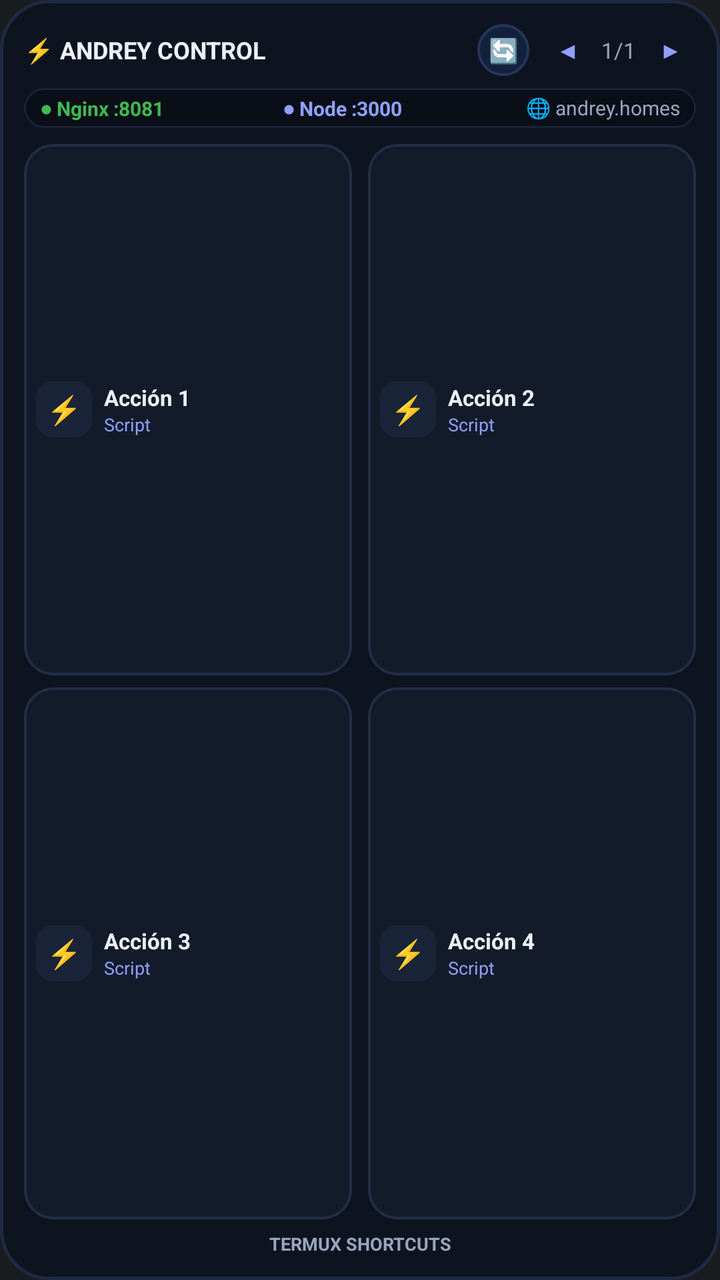
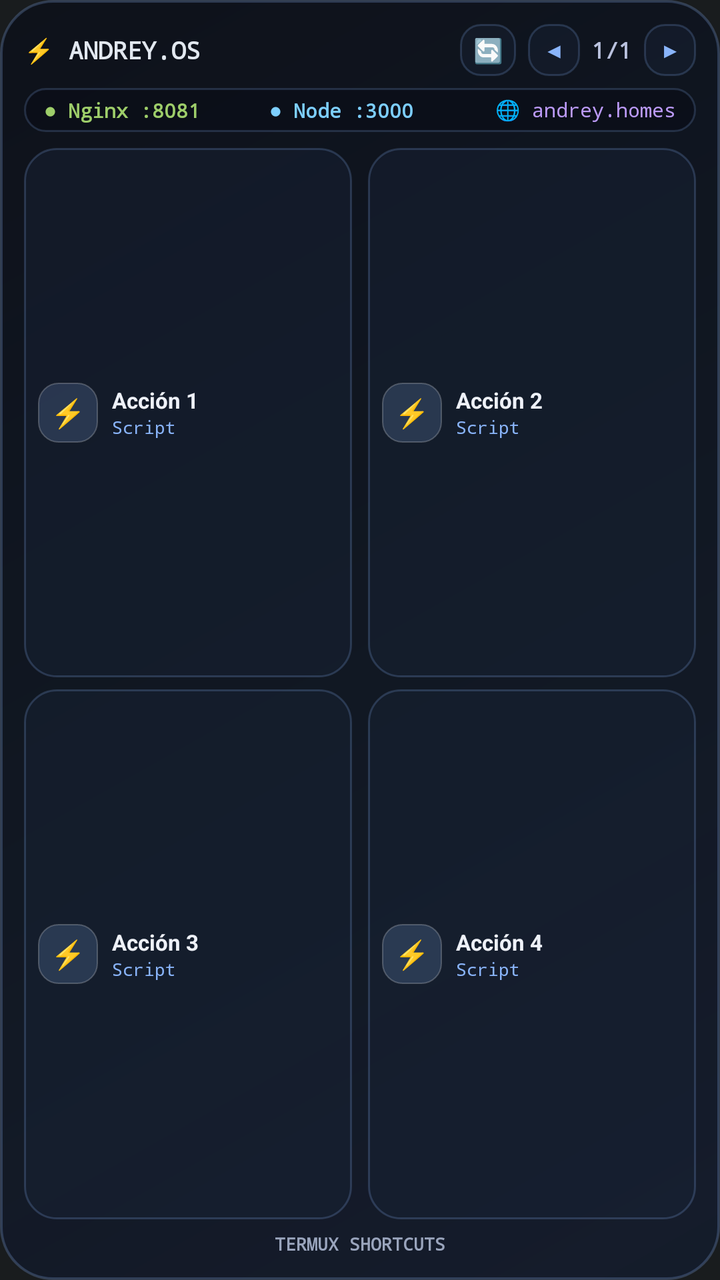

Two renders of the same Android screen: before a commit and after it. Below are the layout's source before the change and the commit's diff.
<!-- AndroidManifest.xml: application theme android:Theme.DeviceDefault.NoActionBar -->
<!-- res/layout/widget_layout.xml -->
<?xml version="1.0" encoding="utf-8"?>
<LinearLayout xmlns:android="http://schemas.android.com/apk/res/android"
    android:layout_width="match_parent"
    android:layout_height="match_parent"
    android:background="@drawable/widget_bg"
    android:orientation="vertical"
    android:padding="12dp">

    
    <LinearLayout
        android:layout_width="match_parent"
        android:layout_height="wrap_content"
        android:gravity="center_vertical"
        android:orientation="horizontal"
        android:layout_marginBottom="6dp">

        <TextView
            android:id="@+id/txt_title"
            android:layout_width="0dp"
            android:layout_height="wrap_content"
            android:layout_weight="1"
            android:text="⚡ ANDREY CONTROL"
            android:textColor="#EEF1F8"
            android:textSize="12sp"
            android:textStyle="bold" />

        
        <TextView
            android:id="@+id/btn_refresh"
            android:layout_width="26dp"
            android:layout_height="26dp"
            android:gravity="center"
            android:text="🔄"
            android:textColor="#8FA0FF"
            android:textSize="12sp"
            android:background="@drawable/btn_neutral_bg"
            android:layout_marginEnd="6dp" />

        
        <TextView
            android:id="@+id/btn_prev"
            android:layout_width="26dp"
            android:layout_height="26dp"
            android:gravity="center"
            android:text="◀"
            android:textColor="#8FA0FF"
            android:textSize="11sp"
            android:textStyle="bold" />

        
        <TextView
            android:id="@+id/txt_page_indicator"
            android:layout_width="wrap_content"
            android:layout_height="wrap_content"
            android:paddingStart="4dp"
            android:paddingEnd="4dp"
            android:text="1/1"
            android:textColor="#9AA5BD"
            android:textSize="11sp" />

        
        <TextView
            android:id="@+id/btn_next"
            android:layout_width="26dp"
            android:layout_height="26dp"
            android:gravity="center"
            android:text="▶"
            android:textColor="#8FA0FF"
            android:textSize="11sp"
            android:textStyle="bold" />
    </LinearLayout>

    
    <LinearLayout
        android:id="@+id/status_matrix"
        android:layout_width="match_parent"
        android:layout_height="wrap_content"
        android:gravity="center_vertical"
        android:orientation="horizontal"
        android:background="@drawable/status_matrix_bg"
        android:paddingStart="8dp"
        android:paddingEnd="8dp"
        android:paddingTop="3dp"
        android:paddingBottom="3dp"
        android:layout_marginBottom="8dp">

        <TextView
            android:id="@+id/chip_nginx"
            android:layout_width="0dp"
            android:layout_height="wrap_content"
            android:layout_weight="1"
            android:text="● Nginx :8081"
            android:textColor="#3FB950"
            android:textSize="10sp"
            android:textStyle="bold" />

        <TextView
            android:id="@+id/chip_node"
            android:layout_width="0dp"
            android:layout_height="wrap_content"
            android:layout_weight="1"
            android:text="● Node :3000"
            android:textColor="#8FA0FF"
            android:textSize="10sp"
            android:textStyle="bold" />

        <TextView
            android:id="@+id/chip_domain"
            android:layout_width="wrap_content"
            android:layout_height="wrap_content"
            android:text="🌐 andrey.homes"
            android:textColor="#9AA5BD"
            android:textSize="10sp" />
    </LinearLayout>

    
    <LinearLayout
        android:id="@+id/layout_empty_state"
        android:layout_width="match_parent"
        android:layout_height="0dp"
        android:layout_weight="1"
        android:gravity="center"
        android:orientation="vertical"
        android:visibility="gone">

        <TextView
            android:id="@+id/btn_action_empty"
            android:layout_width="match_parent"
            android:layout_height="48dp"
            android:background="@drawable/btn_card_start_bg"
            android:gravity="center"
            android:text="🔄 Sincronizar con Termux..."
            android:textColor="#FFFFFF"
            android:textSize="13sp"
            android:textStyle="bold" />
    </LinearLayout>

    
    <LinearLayout
        android:id="@+id/grid_container"
        android:layout_width="match_parent"
        android:layout_height="0dp"
        android:layout_weight="1"
        android:orientation="vertical">

        
        <LinearLayout
            android:id="@+id/row_1"
            android:layout_width="match_parent"
            android:layout_height="0dp"
            android:layout_weight="1"
            android:orientation="horizontal"
            android:layout_marginBottom="6dp">

            
            <LinearLayout
                android:id="@+id/card_1"
                android:layout_width="0dp"
                android:layout_height="match_parent"
                android:layout_weight="1"
                android:background="@drawable/btn_card_bg"
                android:gravity="center_vertical"
                android:orientation="horizontal"
                android:padding="6dp"
                android:layout_marginEnd="4dp">

                <TextView
                    android:id="@+id/card_icon_1"
                    android:layout_width="28dp"
                    android:layout_height="28dp"
                    android:background="@drawable/badge_icon_bg"
                    android:gravity="center"
                    android:text="⚡"
                    android:textSize="14sp" />

                <LinearLayout
                    android:layout_width="match_parent"
                    android:layout_height="wrap_content"
                    android:orientation="vertical"
                    android:paddingStart="6dp">

                    <TextView
                        android:id="@+id/card_title_1"
                        android:layout_width="wrap_content"
                        android:layout_height="wrap_content"
                        android:ellipsize="end"
                        android:maxLines="1"
                        android:text="Acción 1"
                        android:textColor="#EEF1F8"
                        android:textSize="11sp"
                        android:textStyle="bold" />

                    <TextView
                        android:id="@+id/card_sub_1"
                        android:layout_width="wrap_content"
                        android:layout_height="wrap_content"
                        android:ellipsize="end"
                        android:maxLines="1"
                        android:text="Script"
                        android:textColor="#8FA0FF"
                        android:textSize="9sp" />
                </LinearLayout>
            </LinearLayout>

            
            <LinearLayout
                android:id="@+id/card_2"
                android:layout_width="0dp"
                android:layout_height="match_parent"
                android:layout_weight="1"
                android:background="@drawable/btn_card_bg"
                android:gravity="center_vertical"
                android:orientation="horizontal"
                android:padding="6dp"
                android:layout_marginStart="4dp">

                <TextView
                    android:id="@+id/card_icon_2"
                    android:layout_width="28dp"
                    android:layout_height="28dp"
                    android:background="@drawable/badge_icon_bg"
                    android:gravity="center"
                    android:text="⚡"
                    android:textSize="14sp" />

                <LinearLayout
                    android:layout_width="match_parent"
                    android:layout_height="wrap_content"
                    android:orientation="vertical"
                    android:paddingStart="6dp">

                    <TextView
                        android:id="@+id/card_title_2"
                        android:layout_width="wrap_content"
                        android:layout_height="wrap_content"
                        android:ellipsize="end"
                        android:maxLines="1"
                        android:text="Acción 2"
                        android:textColor="#EEF1F8"
                        android:textSize="11sp"
                        android:textStyle="bold" />

                    <TextView
                        android:id="@+id/card_sub_2"
                        android:layout_width="wrap_content"
                        android:layout_height="wrap_content"
                        android:ellipsize="end"
                        android:maxLines="1"
                        android:text="Script"
                        android:textColor="#8FA0FF"
                        android:textSize="9sp" />
                </LinearLayout>
            </LinearLayout>
        </LinearLayout>

        
        <LinearLayout
            android:id="@+id/row_2"
            android:layout_width="match_parent"
            android:layout_height="0dp"
            android:layout_weight="1"
            android:orientation="horizontal">

            
            <LinearLayout
                android:id="@+id/card_3"
                android:layout_width="0dp"
                android:layout_height="match_parent"
                android:layout_weight="1"
                android:background="@drawable/btn_card_bg"
                android:gravity="center_vertical"
                android:orientation="horizontal"
                android:padding="6dp"
                android:layout_marginEnd="4dp">

                <TextView
                    android:id="@+id/card_icon_3"
                    android:layout_width="28dp"
                    android:layout_height="28dp"
                    android:background="@drawable/badge_icon_bg"
                    android:gravity="center"
                    android:text="⚡"
                    android:textSize="14sp" />

                <LinearLayout
                    android:layout_width="match_parent"
                    android:layout_height="wrap_content"
                    android:orientation="vertical"
                    android:paddingStart="6dp">

                    <TextView
                        android:id="@+id/card_title_3"
                        android:layout_width="wrap_content"
                        android:layout_height="wrap_content"
                        android:ellipsize="end"
                        android:maxLines="1"
                        android:text="Acción 3"
                        android:textColor="#EEF1F8"
                        android:textSize="11sp"
                        android:textStyle="bold" />

                    <TextView
                        android:id="@+id/card_sub_3"
                        android:layout_width="wrap_content"
                        android:layout_height="wrap_content"
                        android:ellipsize="end"
                        android:maxLines="1"
                        android:text="Script"
                        android:textColor="#8FA0FF"
                        android:textSize="9sp" />
                </LinearLayout>
            </LinearLayout>

            
            <LinearLayout
                android:id="@+id/card_4"
                android:layout_width="0dp"
                android:layout_height="match_parent"
                android:layout_weight="1"
                android:background="@drawable/btn_card_bg"
                android:gravity="center_vertical"
                android:orientation="horizontal"
                android:padding="6dp"
                android:layout_marginStart="4dp">

                <TextView
                    android:id="@+id/card_icon_4"
                    android:layout_width="28dp"
                    android:layout_height="28dp"
                    android:background="@drawable/badge_icon_bg"
                    android:gravity="center"
                    android:text="⚡"
                    android:textSize="14sp" />

                <LinearLayout
                    android:layout_width="match_parent"
                    android:layout_height="wrap_content"
                    android:orientation="vertical"
                    android:paddingStart="6dp">

                    <TextView
                        android:id="@+id/card_title_4"
                        android:layout_width="wrap_content"
                        android:layout_height="wrap_content"
                        android:ellipsize="end"
                        android:maxLines="1"
                        android:text="Acción 4"
                        android:textColor="#EEF1F8"
                        android:textSize="11sp"
                        android:textStyle="bold" />

                    <TextView
                        android:id="@+id/card_sub_4"
                        android:layout_width="wrap_content"
                        android:layout_height="wrap_content"
                        android:ellipsize="end"
                        android:maxLines="1"
                        android:text="Script"
                        android:textColor="#8FA0FF"
                        android:textSize="9sp" />
                </LinearLayout>
            </LinearLayout>
        </LinearLayout>
    </LinearLayout>

    
    <TextView
        android:id="@+id/txt_category"
        android:layout_width="match_parent"
        android:layout_height="wrap_content"
        android:layout_marginTop="6dp"
        android:gravity="center"
        android:text="TERMUX SHORTCUTS"
        android:textColor="#9AA5BD"
        android:textSize="9sp"
        android:textStyle="bold" />

</LinearLayout>
<!-- resources referenced by this layout -->
<resources>
  <!-- drawable badge_icon_bg (drawable) -->
  <?xml version="1.0" encoding="utf-8"?>
  <shape xmlns:android="http://schemas.android.com/apk/res/android"
      android:shape="rectangle">
      <solid android:color="#1A2438" />
      <corners android:radius="8dp" />
  </shape>
  <!-- drawable btn_card_bg (drawable) -->
  <?xml version="1.0" encoding="utf-8"?>
  <shape xmlns:android="http://schemas.android.com/apk/res/android"
      android:shape="rectangle">
      <solid android:color="#131B2A" />
      <corners android:radius="14dp" />
      <stroke android:width="1.2dp" android:color="#212E47" />
  </shape>
  <!-- drawable btn_card_start_bg (drawable) -->
  <?xml version="1.0" encoding="utf-8"?>
  <shape xmlns:android="http://schemas.android.com/apk/res/android"
      android:shape="rectangle">
      <solid android:color="#0F241A" />
      <corners android:radius="14dp" />
      <stroke android:width="1.2dp" android:color="#1F543C" />
  </shape>
  <!-- drawable btn_neutral_bg (drawable) -->
  <?xml version="1.0" encoding="utf-8"?>
  <shape xmlns:android="http://schemas.android.com/apk/res/android"
      android:shape="rectangle">
      <solid android:color="#14213d" />
      <corners android:radius="14dp" />
      <stroke android:width="1.2dp" android:color="#26355a" />
  </shape>
  <!-- drawable status_matrix_bg (drawable) -->
  <?xml version="1.0" encoding="utf-8"?>
  <shape xmlns:android="http://schemas.android.com/apk/res/android"
      android:shape="rectangle">
      <solid android:color="#0A0E17" />
      <corners android:radius="10dp" />
      <stroke android:width="1dp" android:color="#192338" />
  </shape>
  <!-- drawable widget_bg (drawable) -->
  <?xml version="1.0" encoding="utf-8"?>
  <shape xmlns:android="http://schemas.android.com/apk/res/android"
      android:shape="rectangle">
      <solid android:color="#0e1320" />
      <corners android:radius="24dp" />
      <stroke android:width="1.5dp" android:color="#1e2942" />
  </shape>
</resources>

<!-- the commit's change to res/layout/widget_layout.xml (unified diff, before → after) -->
@@ -19,19 +19,22 @@
             android:layout_width="0dp"
             android:layout_height="wrap_content"
             android:layout_weight="1"
-            android:text="⚡ ANDREY CONTROL"
-            android:textColor="#EEF1F8"
+            android:fontFamily="monospace"
+            android:text="⚡ ANDREY.OS"
+            android:textColor="#E2E8F0"
             android:textSize="12sp"
             android:textStyle="bold" />
 
         
         <TextView
             android:id="@+id/btn_refresh"
-            android:layout_width="26dp"
+            android:layout_width="28dp"
             android:layout_height="26dp"
+            android:clickable="true"
+            android:focusable="true"
             android:gravity="center"
             android:text="🔄"
-            android:textColor="#8FA0FF"
+            android:textColor="#7DCFFF"
             android:textSize="12sp"
             android:background="@drawable/btn_neutral_bg"
             android:layout_marginEnd="6dp" />
@@ -41,10 +44,13 @@
             android:id="@+id/btn_prev"
             android:layout_width="26dp"
             android:layout_height="26dp"
+            android:clickable="true"
+            android:focusable="true"
+            android:background="@drawable/btn_neutral_bg"
             android:gravity="center"
             android:text="◀"
-            android:textColor="#8FA0FF"
-            android:textSize="11sp"
+            android:textColor="#89B4FA"
+            android:textSize="10sp"
             android:textStyle="bold" />
 
         
@@ -52,21 +58,26 @@
             android:id="@+id/txt_page_indicator"
             android:layout_width="wrap_content"
             android:layout_height="wrap_content"
-            android:paddingStart="4dp"
-            android:paddingEnd="4dp"
+            android:fontFamily="monospace"
+            android:paddingStart="6dp"
+            android:paddingEnd="6dp"
             android:text="1/1"
-            android:textColor="#9AA5BD"
-            android:textSize="11sp" />
+            android:textColor="#BAC2DE"
+            android:textSize="11sp"
+            android:textStyle="bold" />
 
         
         <TextView
             android:id="@+id/btn_next"
             android:layout_width="26dp"
             android:layout_height="26dp"
+            android:clickable="true"
+            android:focusable="true"
+            android:background="@drawable/btn_neutral_bg"
             android:gravity="center"
             android:text="▶"
-            android:textColor="#8FA0FF"
-            android:textSize="11sp"
+            android:textColor="#89B4FA"
+            android:textSize="10sp"
             android:textStyle="bold" />
     </LinearLayout>
 
@@ -75,13 +86,15 @@
         android:id="@+id/status_matrix"
         android:layout_width="match_parent"
         android:layout_height="wrap_content"
+        android:clickable="true"
+        android:focusable="true"
         android:gravity="center_vertical"
         android:orientation="horizontal"
         android:background="@drawable/status_matrix_bg"
-        android:paddingStart="8dp"
-        android:paddingEnd="8dp"
-        android:paddingTop="3dp"
-        android:paddingBottom="3dp"
+        android:paddingStart="10dp"
+        android:paddingEnd="10dp"
+        android:paddingTop="4dp"
+        android:paddingBottom="4dp"
         android:layout_marginBottom="8dp">
 
         <TextView
@@ -89,8 +102,9 @@
             android:layout_width="0dp"
             android:layout_height="wrap_content"
             android:layout_weight="1"
+            android:fontFamily="monospace"
             android:text="● Nginx :8081"
-            android:textColor="#3FB950"
+            android:textColor="#9ECE6A"
             android:textSize="10sp"
             android:textStyle="bold" />
 
@@ -99,8 +113,9 @@
             android:layout_width="0dp"
             android:layout_height="wrap_content"
             android:layout_weight="1"
+            android:fontFamily="monospace"
             android:text="● Node :3000"
-            android:textColor="#8FA0FF"
+            android:textColor="#7DCFFF"
             android:textSize="10sp"
             android:textStyle="bold" />
 
@@ -108,8 +123,9 @@
             android:id="@+id/chip_domain"
             android:layout_width="wrap_content"
             android:layout_height="wrap_content"
+            android:fontFamily="monospace"
             android:text="🌐 andrey.homes"
-            android:textColor="#9AA5BD"
+            android:textColor="#BB9AF7"
             android:textSize="10sp" />
     </LinearLayout>
 
@@ -127,6 +143,8 @@
             android:id="@+id/btn_action_empty"
             android:layout_width="match_parent"
             android:layout_height="48dp"
+            android:clickable="true"
+            android:focusable="true"
             android:background="@drawable/btn_card_start_bg"
             android:gravity="center"
             android:text="🔄 Sincronizar con Termux..."
@@ -158,16 +176,18 @@
                 android:layout_width="0dp"
                 android:layout_height="match_parent"
                 android:layout_weight="1"
+                android:clickable="true"
+                android:focusable="true"
                 android:background="@drawable/btn_card_bg"
                 android:gravity="center_vertical"
                 android:orientation="horizontal"
-                android:padding="6dp"
+                android:padding="7dp"
                 android:layout_marginEnd="4dp">
 
                 <TextView
                     android:id="@+id/card_icon_1"
-                    android:layout_width="28dp"
-                    android:layout_height="28dp"
+                    android:layout_width="30dp"
+                    android:layout_height="30dp"
                     android:background="@drawable/badge_icon_bg"
                     android:gravity="center"
                     android:text="⚡"
@@ -177,7 +197,7 @@
                     android:layout_width="match_parent"
                     android:layout_height="wrap_content"
                     android:orientation="vertical"
-                    android:paddingStart="6dp">
+                    android:paddingStart="7dp">
 
                     <TextView
                         android:id="@+id/card_title_1"
@@ -194,10 +214,11 @@
                         android:id="@+id/card_sub_1"
                         android:layout_width="wrap_content"
                         android:layout_height="wrap_content"
+                        android:fontFamily="monospace"
                         android:ellipsize="end"
                         android:maxLines="1"
                         android:text="Script"
-                        android:textColor="#8FA0FF"
+                        android:textColor="#89B4FA"
                         android:textSize="9sp" />
                 </LinearLayout>
             </LinearLayout>
@@ -208,16 +229,18 @@
                 android:layout_width="0dp"
                 android:layout_height="match_parent"
                 android:layout_weight="1"
+                android:clickable="true"
+                android:focusable="true"
                 android:background="@drawable/btn_card_bg"
                 android:gravity="center_vertical"
                 android:orientation="horizontal"
-                android:padding="6dp"
+                android:padding="7dp"
                 android:layout_marginStart="4dp">
 
                 <TextView
                     android:id="@+id/card_icon_2"
-                    android:layout_width="28dp"
-                    android:layout_height="28dp"
+                    android:layout_width="30dp"
+                    android:layout_height="30dp"
                     android:background="@drawable/badge_icon_bg"
                     android:gravity="center"
                     android:text="⚡"
@@ -227,7 +250,7 @@
                     android:layout_width="match_parent"
                     android:layout_height="wrap_content"
                     android:orientation="vertical"
-                    android:paddingStart="6dp">
+                    android:paddingStart="7dp">
 
                     <TextView
                         android:id="@+id/card_title_2"
@@ -244,10 +267,11 @@
                         android:id="@+id/card_sub_2"
                         android:layout_width="wrap_content"
                         android:layout_height="wrap_content"
+                        android:fontFamily="monospace"
                         android:ellipsize="end"
                         android:maxLines="1"
                         android:text="Script"
-                        android:textColor="#8FA0FF"
+                        android:textColor="#89B4FA"
                         android:textSize="9sp" />
                 </LinearLayout>
             </LinearLayout>
@@ -267,16 +291,18 @@
                 android:layout_width="0dp"
                 android:layout_height="match_parent"
                 android:layout_weight="1"
+                android:clickable="true"
+                android:focusable="true"
                 android:background="@drawable/btn_card_bg"
                 android:gravity="center_vertical"
                 android:orientation="horizontal"
-                android:padding="6dp"
+                android:padding="7dp"
                 android:layout_marginEnd="4dp">
 
                 <TextView
                     android:id="@+id/card_icon_3"
-                    android:layout_width="28dp"
-                    android:layout_height="28dp"
+                    android:layout_width="30dp"
+                    android:layout_height="30dp"
                     android:background="@drawable/badge_icon_bg"
                     android:gravity="center"
                     android:text="⚡"
@@ -286,7 +312,7 @@
                     android:layout_width="match_parent"
                     android:layout_height="wrap_content"
                     android:orientation="vertical"
-                    android:paddingStart="6dp">
+                    android:paddingStart="7dp">
 
                     <TextView
                         android:id="@+id/card_title_3"
@@ -303,10 +329,11 @@
                         android:id="@+id/card_sub_3"
                         android:layout_width="wrap_content"
                         android:layout_height="wrap_content"
+                        android:fontFamily="monospace"
                         android:ellipsize="end"
                         android:maxLines="1"
                         android:text="Script"
-                        android:textColor="#8FA0FF"
+                        android:textColor="#89B4FA"
                         android:textSize="9sp" />
                 </LinearLayout>
             </LinearLayout>
@@ -317,16 +344,18 @@
                 android:layout_width="0dp"
                 android:layout_height="match_parent"
                 android:layout_weight="1"
+                android:clickable="true"
+                android:focusable="true"
                 android:background="@drawable/btn_card_bg"
                 android:gravity="center_vertical"
                 android:orientation="horizontal"
-                android:padding="6dp"
+                android:padding="7dp"
                 android:layout_marginStart="4dp">
 
                 <TextView
                     android:id="@+id/card_icon_4"
-                    android:layout_width="28dp"
-                    android:layout_height="28dp"
+                    android:layout_width="30dp"
+                    android:layout_height="30dp"
                     android:background="@drawable/badge_icon_bg"
                     android:gravity="center"
                     android:text="⚡"
@@ -336,7 +365,7 @@
                     android:layout_width="match_parent"
                     android:layout_height="wrap_content"
                     android:orientation="vertical"
-                    android:paddingStart="6dp">
+                    android:paddingStart="7dp">
 
                     <TextView
                         android:id="@+id/card_title_4"
@@ -353,10 +382,11 @@
                         android:id="@+id/card_sub_4"
                         android:layout_width="wrap_content"
                         android:layout_height="wrap_content"
+                        android:fontFamily="monospace"
                         android:ellipsize="end"
                         android:maxLines="1"
                         android:text="Script"
-                        android:textColor="#8FA0FF"
+                        android:textColor="#89B4FA"
                         android:textSize="9sp" />
                 </LinearLayout>
             </LinearLayout>
@@ -369,6 +399,7 @@
         android:layout_width="match_parent"
         android:layout_height="wrap_content"
         android:layout_marginTop="6dp"
+        android:fontFamily="monospace"
         android:gravity="center"
         android:text="TERMUX SHORTCUTS"
         android:textColor="#9AA5BD"
<!-- resource entries referenced after the edit -->
@@ -4,48 +4,92 @@
   <?xml version="1.0" encoding="utf-8"?>
   <shape xmlns:android="http://schemas.android.com/apk/res/android"
       android:shape="rectangle">
-      <solid android:color="#1A2438" />
-      <corners android:radius="8dp" />
+      <solid android:color="#2E89B4FA" />
+      <corners android:radius="10dp" />
+      <stroke android:width="0.8dp" android:color="#38FFFFFF" />
   </shape>
   <!-- drawable btn_card_bg (drawable) -->
   <?xml version="1.0" encoding="utf-8"?>
-  <shape xmlns:android="http://schemas.android.com/apk/res/android"
-      android:shape="rectangle">
-      <solid android:color="#131B2A" />
-      <corners android:radius="14dp" />
-      <stroke android:width="1.2dp" android:color="#212E47" />
-  </shape>
+  <ripple xmlns:android="http://schemas.android.com/apk/res/android"
+      android:color="#557DCFFF">
+      <item android:id="@android:id/mask">
+          <shape android:shape="rectangle">
+              <solid android:color="#FFFFFFFF" />
+              <corners android:radius="16dp" />
+          </shape>
+      </item>
+      <item>
+          <shape android:shape="rectangle">
+              <solid android:color="#7A182236" />
+              <corners android:radius="16dp" />
+              <stroke android:width="1dp" android:color="#3689B4FA" />
+          </shape>
+      </item>
+  </ripple>
   <!-- drawable btn_card_start_bg (drawable) -->
   <?xml version="1.0" encoding="utf-8"?>
-  <shape xmlns:android="http://schemas.android.com/apk/res/android"
-      android:shape="rectangle">
-      <solid android:color="#0F241A" />
-      <corners android:radius="14dp" />
-      <stroke android:width="1.2dp" android:color="#1F543C" />
-  </shape>
+  <ripple xmlns:android="http://schemas.android.com/apk/res/android"
+      android:color="#559ECE6A">
+      <item android:id="@android:id/mask">
+          <shape android:shape="rectangle">
+              <solid android:color="#FFFFFFFF" />
+              <corners android:radius="16dp" />
+          </shape>
+      </item>
+      <item>
+          <shape android:shape="rectangle">
+              <solid android:color="#80112E22" />
+              <corners android:radius="16dp" />
+              <stroke android:width="1.2dp" android:color="#599ECE6A" />
+          </shape>
+      </item>
+  </ripple>
   <!-- drawable btn_neutral_bg (drawable) -->
   <?xml version="1.0" encoding="utf-8"?>
-  <shape xmlns:android="http://schemas.android.com/apk/res/android"
-      android:shape="rectangle">
-      <solid android:color="#14213d" />
-      <corners android:radius="14dp" />
-      <stroke android:width="1.2dp" android:color="#26355a" />
-  </shape>
+  <ripple xmlns:android="http://schemas.android.com/apk/res/android"
+      android:color="#557DCFFF">
+      <item android:id="@android:id/mask">
+          <shape android:shape="rectangle">
+              <solid android:color="#FFFFFFFF" />
+              <corners android:radius="10dp" />
+          </shape>
+      </item>
+      <item>
+          <shape android:shape="rectangle">
+              <solid android:color="#66192338" />
+              <corners android:radius="10dp" />
+              <stroke android:width="1dp" android:color="#3389B4FA" />
+          </shape>
+      </item>
+  </ripple>
   <!-- drawable status_matrix_bg (drawable) -->
   <?xml version="1.0" encoding="utf-8"?>
-  <shape xmlns:android="http://schemas.android.com/apk/res/android"
-      android:shape="rectangle">
-      <solid android:color="#0A0E17" />
-      <corners android:radius="10dp" />
-      <stroke android:width="1dp" android:color="#192338" />
-  </shape>
+  <ripple xmlns:android="http://schemas.android.com/apk/res/android"
+      android:color="#4089B4FA">
+      <item android:id="@android:id/mask">
+          <shape android:shape="rectangle">
+              <solid android:color="#FFFFFFFF" />
+              <corners android:radius="12dp" />
+          </shape>
+      </item>
+      <item>
+          <shape android:shape="rectangle">
+              <solid android:color="#99090D16" />
+              <corners android:radius="12dp" />
+              <stroke android:width="1dp" android:color="#3089B4FA" />
+          </shape>
+      </item>
+  </ripple>
   <!-- drawable widget_bg (drawable) -->
   <?xml version="1.0" encoding="utf-8"?>
   <shape xmlns:android="http://schemas.android.com/apk/res/android"
       android:shape="rectangle">
-      <solid android:color="#0e1320" />
-      <corners android:radius="24dp" />
-      <stroke android:width="1.5dp" android:color="#1e2942" />
+      <gradient
+          android:angle="135"
+          android:startColor="#CC131C2E"
+          android:endColor="#BF090E18" />
+      <corners android:radius="26dp" />
+      <stroke android:width="1.3dp" android:color="#3D89B4FA" />
   </shape>
 </resources>
 
